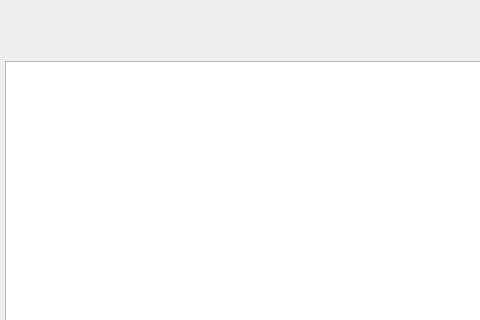
MrForquest/Coffee, file main.ui: the form before one commit; both pictures show x 0 to 480 and y 0 to 320 of the 800 by 600 pixel window.
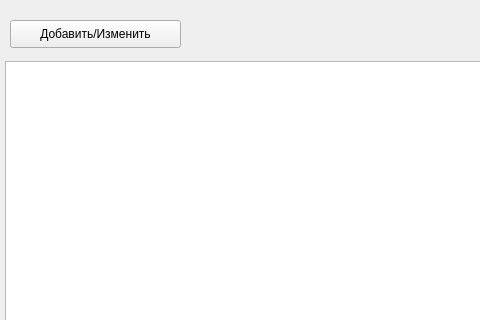
The form after the commit.

```diff
--- a/main.ui
+++ b/main.ui
@@ -24,6 +24,19 @@
      </rect>
     </property>
    </widget>
+   <widget class="QPushButton" name="btnAddEdit">
+    <property name="geometry">
+     <rect>
+      <x>10</x>
+      <y>20</y>
+      <width>171</width>
+      <height>28</height>
+     </rect>
+    </property>
+    <property name="text">
+     <string>Добавить/Изменить</string>
+    </property>
+   </widget>
   </widget>
   <widget class="QMenuBar" name="menubar">
    <property name="geometry">
```
